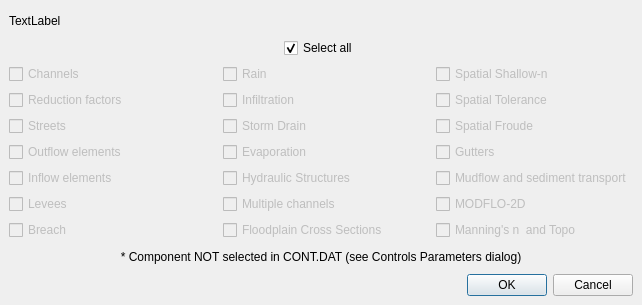
Before: the Qt Designer form flo2d/ui/components.ui in FLO-2DSoftware/qgis-flo-2d-plugin, drawn with Qt 5.
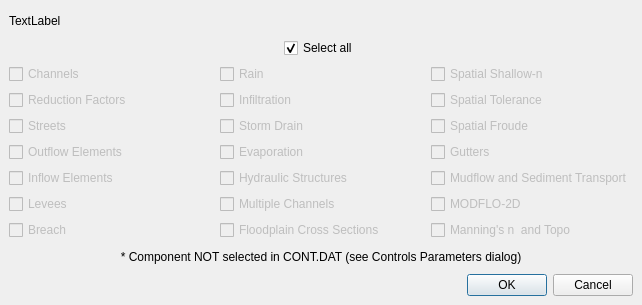
After: the same form once the commit is applied.

Commit message: Cap. texts in components.ui and shorten grid_info_widget.ui

What changed in the file:
```diff
--- a/flo2d/ui/components.ui
+++ b/flo2d/ui/components.ui
@@ -140,7 +140,7 @@
         <bool>false</bool>
        </property>
        <property name="text">
-        <string>Mudflow and sediment transport</string>
+        <string>Mudflow and Sediment Transport</string>
        </property>
        <property name="checked">
         <bool>false</bool>
@@ -222,7 +222,7 @@
         <bool>false</bool>
        </property>
        <property name="text">
-        <string>Reduction factors</string>
+        <string>Reduction Factors</string>
        </property>
        <property name="checked">
         <bool>false</bool>
@@ -235,7 +235,7 @@
         <bool>false</bool>
        </property>
        <property name="text">
-        <string>Outflow elements</string>
+        <string>Outflow Elements</string>
        </property>
        <property name="checked">
         <bool>false</bool>
@@ -248,7 +248,7 @@
         <bool>false</bool>
        </property>
        <property name="text">
-        <string>Inflow elements</string>
+        <string>Inflow Elements</string>
        </property>
        <property name="checked">
         <bool>false</bool>
@@ -356,7 +356,7 @@
         <bool>false</bool>
        </property>
        <property name="text">
-        <string>Multiple channels</string>
+        <string>Multiple Channels</string>
        </property>
        <property name="checked">
         <bool>false</bool>
```
The commit also changes 1 other file.
